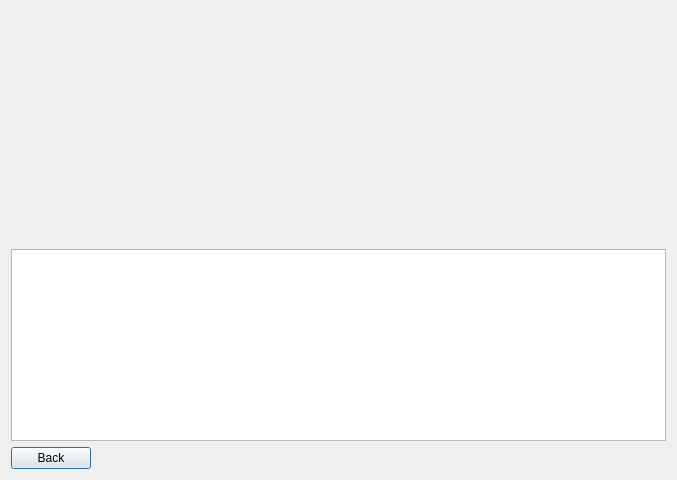
The window that project/Starfighter/res/ui/AboutDialog.ui (Diego999/Starfighter) describes before a commit, drawn with Qt 5.
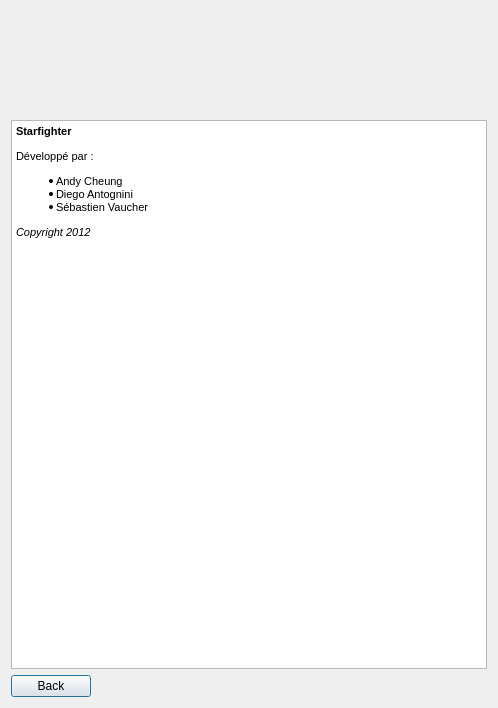
The same window after the commit. Icons and pictures are not drawn.

Commit message: AboutDialog, OptionsDialog, NewGameDialog + i18n

Patch:
```diff
--- a/project/Starfighter/res/ui/AboutDialog.ui
+++ b/project/Starfighter/res/ui/AboutDialog.ui
@@ -6,8 +6,8 @@
    <rect>
     <x>0</x>
     <y>0</y>
-    <width>677</width>
-    <height>480</height>
+    <width>498</width>
+    <height>708</height>
    </rect>
   </property>
   <property name="sizePolicy">
@@ -28,6 +28,18 @@
   <layout class="QVBoxLayout" name="verticalLayout">
    <item>
     <widget class="QLabel" name="label_2">
+     <property name="sizePolicy">
+      <sizepolicy hsizetype="Fixed" vsizetype="Fixed">
+       <horstretch>0</horstretch>
+       <verstretch>0</verstretch>
+      </sizepolicy>
+     </property>
+     <property name="maximumSize">
+      <size>
+       <width>480</width>
+       <height>300</height>
+      </size>
+     </property>
      <property name="text">
       <string/>
      </property>
@@ -36,14 +48,36 @@
      </property>
     </widget>
    </item>
+   <item>
+    <spacer name="verticalSpacer">
+     <property name="orientation">
+      <enum>Qt::Vertical</enum>
+     </property>
+     <property name="sizeType">
+      <enum>QSizePolicy::Fixed</enum>
+     </property>
+     <property name="sizeHint" stdset="0">
+      <size>
+       <width>10</width>
+       <height>10</height>
+      </size>
+     </property>
+    </spacer>
+   </item>
    <item>
     <widget class="QLabel" name="label">
      <property name="sizePolicy">
-      <sizepolicy hsizetype="Preferred" vsizetype="Preferred">
+      <sizepolicy hsizetype="Fixed" vsizetype="Fixed">
        <horstretch>1</horstretch>
        <verstretch>1</verstretch>
       </sizepolicy>
      </property>
+     <property name="maximumSize">
+      <size>
+       <width>375</width>
+       <height>63</height>
+      </size>
+     </property>
      <property name="text">
       <string/>
      </property>
@@ -51,12 +85,49 @@
       <pixmap resource="../../ressources.qrc">:/images/hearc</pixmap>
      </property>
      <property name="scaledContents">
-      <bool>false</bool>
+      <bool>true</bool>
+     </property>
+     <property name="alignment">
+      <set>Qt::AlignCenter</set>
      </property>
     </widget>
    </item>
+   <item>
+    <spacer name="verticalSpacer_2">
+     <property name="orientation">
+      <enum>Qt::Vertical</enum>
+     </property>
+     <property name="sizeType">
+      <enum>QSizePolicy::Fixed</enum>
+     </property>
+     <property name="sizeHint" stdset="0">
+      <size>
+       <width>10</width>
+       <height>10</height>
+      </size>
+     </property>
+    </spacer>
+   </item>
    <item>
     <widget class="QTextBrowser" name="textBrowser">
+     <property name="sizePolicy">
+      <sizepolicy hsizetype="MinimumExpanding" vsizetype="MinimumExpanding">
+       <horstretch>0</horstretch>
+       <verstretch>0</verstretch>
+      </sizepolicy>
+     </property>
+     <property name="html">
+      <string>&lt;!DOCTYPE HTML PUBLIC &quot;-//W3C//DTD HTML 4.0//EN&quot; &quot;http://www.w3.org/TR/REC-html40/strict.dtd&quot;&gt;
+&lt;html&gt;&lt;head&gt;&lt;meta name=&quot;qrichtext&quot; content=&quot;1&quot; /&gt;&lt;title&gt;About&lt;/title&gt;&lt;style type=&quot;text/css&quot;&gt;
+p, li { white-space: pre-wrap; }
+&lt;/style&gt;&lt;/head&gt;&lt;body style=&quot; font-family:'MS Shell Dlg 2'; font-size:8.25pt; font-weight:400; font-style:normal;&quot;&gt;
+&lt;p style=&quot; margin-top:18px; margin-bottom:12px; margin-left:0px; margin-right:0px; -qt-block-indent:0; text-indent:0px;&quot;&gt;&lt;span style=&quot; font-size:8pt; font-weight:600;&quot;&gt;Starfighter&lt;/span&gt;&lt;span style=&quot; font-size:8pt;&quot;&gt; &lt;/span&gt;&lt;/p&gt;
+&lt;p style=&quot; margin-top:12px; margin-bottom:12px; margin-left:0px; margin-right:0px; -qt-block-indent:0; text-indent:0px;&quot;&gt;&lt;span style=&quot; font-size:8pt;&quot;&gt;Développé par : &lt;/span&gt;&lt;/p&gt;
+&lt;ul style=&quot;margin-top: 0px; margin-bottom: 0px; margin-left: 0px; margin-right: 0px; -qt-list-indent: 1;&quot;&gt;&lt;li style=&quot; font-size:8pt;&quot; style=&quot; margin-top:12px; margin-bottom:0px; margin-left:0px; margin-right:0px; -qt-block-indent:0; text-indent:0px;&quot;&gt;Andy Cheung &lt;/li&gt;
+&lt;li style=&quot; font-size:8pt;&quot; style=&quot; margin-top:0px; margin-bottom:0px; margin-left:0px; margin-right:0px; -qt-block-indent:0; text-indent:0px;&quot;&gt;Diego Antognini &lt;/li&gt;
+&lt;li style=&quot; font-size:8pt;&quot; style=&quot; margin-top:0px; margin-bottom:12px; margin-left:0px; margin-right:0px; -qt-block-indent:0; text-indent:0px;&quot;&gt;Sébastien Vaucher &lt;/li&gt;&lt;/ul&gt;
+&lt;p style=&quot; margin-top:12px; margin-bottom:12px; margin-left:0px; margin-right:0px; -qt-block-indent:0; text-indent:0px;&quot;&gt;&lt;span style=&quot; font-size:8pt; font-style:italic;&quot;&gt;Copyright 2012&lt;/span&gt;&lt;span style=&quot; font-size:8pt;&quot;&gt; &lt;/span&gt;&lt;/p&gt;&lt;/body&gt;&lt;/html&gt;</string>
+     </property>
      <property name="source">
       <url>
        <string>file:///C:/Users/sebastie.vaucher/svn/p2e5/project/Starfighter/res/strings/about.html</string>
```
Left out of the diff: 5 changed lines with no effect on the pictures. The commit also changes 14 other files.
